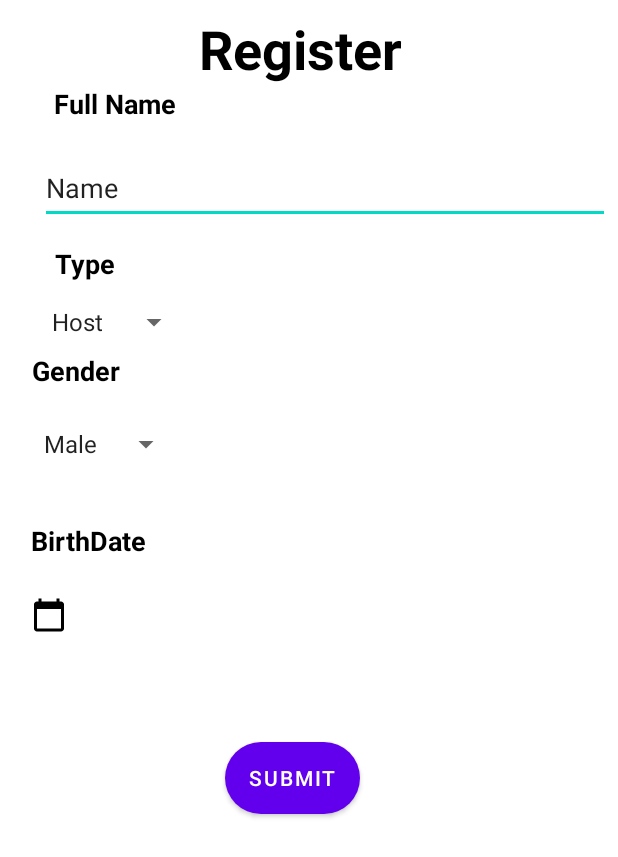
After one commit to noaAssayag/finalProject, an Android app: the layout activity_reg_google_facebook.xml on its own in the app's theme, with its tools: preview values and no code run, on a phone screen of 412 x 824 dp. The commit adds this screen. Shown: the top 857 px of the screen. Run offline under Robolectric (Android 15) with nearby library versions, the phone set to English and light mode, and no system bars.

Commit message:
changing google logIn logic still not working but close + small changes

```diff
--- a/solMatchFinalProject/app/src/main/java/com/example/solmatchfinalproject/LoginActivity.java
+++ b/solMatchFinalProject/app/src/main/java/com/example/solmatchfinalproject/LoginActivity.java
@@ -159,10 +159,10 @@ public class LoginActivity extends AppCompatActivity {
     }
 
     private boolean checkCredentials() {
-        String username = inputUserEmail.getText().toString();
+        String email = inputUserEmail.getText().toString();
         String password = inputpassword.getText().toString();
 
-        if (username.isEmpty() || !username.contains("@")) {
+        if (email.isEmpty() || !email.contains("@")) {
             showError(inputUserEmail, "Email in not valid!");
             return false;
         } else if (password.isEmpty() || password.length() < 7) {
--- a/solMatchFinalProject/app/src/main/java/com/example/solmatchfinalproject/RegisterActivity.java
+++ b/solMatchFinalProject/app/src/main/java/com/example/solmatchfinalproject/RegisterActivity.java
@@ -104,7 +104,7 @@ public class RegisterActivity extends AppCompatActivity {
     }
 
     private boolean checkCredentials() {
-        if(userName.isEmpty() || userName.length()<7)
+        if(userName.isEmpty() || userName.length()<7 || userName.contains(" "))
         {
             showError(inputUserName,"Your username is not valid!");
             return false;
--- /dev/null
+++ b/solMatchFinalProject/app/src/main/res/layout/activity_reg_google_facebook.xml
@@ -0,0 +1,167 @@
+<?xml version="1.0" encoding="utf-8"?>
+<androidx.constraintlayout.widget.ConstraintLayout xmlns:android="http://schemas.android.com/apk/res/android"
+    xmlns:app="http://schemas.android.com/apk/res-auto"
+    xmlns:tools="http://schemas.android.com/tools"
+    android:layout_width="match_parent"
+    android:layout_height="match_parent"
+    tools:context=".registerAfterGoogFaceActivity">
+
+    <Button
+        android:id="@+id/btnSubmitGF"
+        android:layout_width="wrap_content"
+        android:layout_height="wrap_content"
+        android:layout_marginTop="72dp"
+        android:background="@drawable/btn"
+        android:text="Submit"
+        app:layout_constraintEnd_toEndOf="@+id/dateCalFG"
+        app:layout_constraintHorizontal_bias="0.479"
+        app:layout_constraintStart_toStartOf="@+id/dateCalFG"
+        app:layout_constraintTop_toBottomOf="@+id/dateCalFG" />
+
+    <TextView
+        android:id="@+id/logo"
+        android:layout_width="wrap_content"
+        android:layout_height="wrap_content"
+        android:layout_marginTop="8dp"
+        android:text="Register"
+        android:textColor="@color/black"
+        android:textSize="36sp"
+        android:textStyle="bold"
+        app:layout_constraintEnd_toEndOf="parent"
+        app:layout_constraintHorizontal_bias="0.48"
+        app:layout_constraintStart_toStartOf="parent"
+        app:layout_constraintTop_toTopOf="parent" />
+
+    <LinearLayout
+    android:layout_width="match_parent"
+    android:layout_height="wrap_content"
+    android:orientation="vertical"
+    android:layout_marginLeft="20dp"
+    android:layout_marginRight="20dp"
+    android:layout_marginTop="20dp"
+    tools:ignore="MissingConstraints">
+
+</LinearLayout>
+<LinearLayout
+    android:layout_width="match_parent"
+    android:layout_height="wrap_content"
+    android:orientation="vertical"
+    android:layout_marginLeft="20dp"
+    android:layout_marginRight="20dp"
+    android:layout_marginTop="20dp"
+    tools:ignore="MissingConstraints">
+
+</LinearLayout>
+
+    <TextView
+        android:id="@+id/genderTV"
+        android:layout_width="360dp"
+        android:layout_height="25dp"
+        android:layout_marginTop="8dp"
+        android:text="Gender"
+        android:textColor="@color/black"
+        android:textSize="18dp"
+        android:textStyle="bold"
+        app:layout_constraintEnd_toEndOf="@+id/typeSpinner"
+        app:layout_constraintHorizontal_bias="0.023"
+        app:layout_constraintStart_toStartOf="@+id/typeSpinner"
+        app:layout_constraintTop_toBottomOf="@+id/typeSpinner"
+        tools:ignore="MissingConstraints" />
+
+    <TextView
+        android:id="@+id/dateCalFG"
+        android:layout_width="360dp"
+        android:layout_height="25dp"
+        android:layout_marginTop="24dp"
+        android:drawableLeft="@drawable/ic_baseline_calendar_today_24"
+        app:layout_constraintStart_toStartOf="@+id/textView7"
+        app:layout_constraintTop_toBottomOf="@+id/textView7"
+        tools:ignore="MissingConstraints" />
+
+    <TextView
+        android:id="@+id/textView7"
+        android:layout_width="360dp"
+        android:layout_height="25dp"
+        android:layout_marginTop="28dp"
+        android:text="BirthDate"
+        android:textColor="@color/black"
+        android:textSize="18dp"
+        android:textStyle="bold"
+        app:layout_constraintEnd_toEndOf="@+id/genderSpinner"
+        app:layout_constraintHorizontal_bias="0.003"
+        app:layout_constraintStart_toStartOf="@+id/genderSpinner"
+        app:layout_constraintTop_toBottomOf="@+id/genderSpinner"
+        tools:ignore="MissingConstraints" />
+
+    <TextView
+        android:id="@+id/typeTV"
+        android:layout_width="360dp"
+        android:layout_height="27dp"
+        android:layout_marginStart="32dp"
+        android:layout_marginTop="14dp"
+        android:layout_marginEnd="32dp"
+        android:paddingLeft="10dp"
+        android:text="Type"
+        android:textColor="@color/black"
+        android:textSize="18dp"
+        android:textStyle="bold"
+        app:layout_constraintEnd_toEndOf="parent"
+        app:layout_constraintHorizontal_bias="0.461"
+        app:layout_constraintStart_toStartOf="parent"
+        app:layout_constraintTop_toBottomOf="@+id/FullName"
+        tools:ignore="MissingConstraints" />
+
+    <TextView
+        android:id="@+id/nameTV"
+        android:layout_width="360dp"
+        android:layout_height="27dp"
+        android:paddingLeft="10dp"
+        android:text="Full Name"
+        android:textColor="@color/black"
+        android:textSize="18dp"
+        android:textStyle="bold"
+        app:layout_constraintEnd_toEndOf="parent"
+        app:layout_constraintStart_toStartOf="parent"
+        app:layout_constraintTop_toBottomOf="@+id/logo"
+        tools:ignore="MissingConstraints" />
+
+    <Spinner
+        android:id="@+id/typeSpinner"
+        android:layout_width="100dp"
+        android:layout_height="0dp"
+        android:layout_marginTop="12dp"
+        android:entries="@array/typeReg"
+        app:layout_constraintEnd_toEndOf="@+id/typeTV"
+        app:layout_constraintHorizontal_bias="0.0"
+        app:layout_constraintStart_toStartOf="@+id/typeTV"
+        app:layout_constraintTop_toBottomOf="@+id/typeTV"
+        tools:ignore="MissingConstraints,TouchTargetSizeCheck" />
+
+    <Spinner
+        android:id="@+id/genderSpinner"
+        android:layout_width="100dp"
+        android:layout_height="48dp"
+        android:layout_marginTop="12dp"
+        android:entries="@array/genderReg"
+        app:layout_constraintEnd_toEndOf="@+id/genderTV"
+        app:layout_constraintHorizontal_bias="0.0"
+        app:layout_constraintStart_toStartOf="@+id/genderTV"
+        app:layout_constraintTop_toBottomOf="@+id/genderTV"
+        tools:ignore="MissingConstraints" />
+
+    <EditText
+        android:id="@+id/FullName"
+        android:layout_width="380dp"
+        android:layout_height="48dp"
+        android:layout_marginStart="26dp"
+        android:layout_marginTop="17dp"
+        android:layout_marginEnd="5dp"
+        android:ems="10"
+        android:inputType="textPersonName"
+        android:text="Name"
+        app:layout_constraintEnd_toEndOf="parent"
+        app:layout_constraintStart_toStartOf="parent"
+        app:layout_constraintTop_toBottomOf="@+id/nameTV" />
+
+
+</androidx.constraintlayout.widget.ConstraintLayout>
```
Also changed, not shown: solMatchFinalProject/app/src/main/java/com/example/solmatchfinalproject/googleSignIn.java (+33 -1 lines), solMatchFinalProject/app/src/main/java/com/example/solmatchfinalproject/registerAfterGoogFaceActivity.java (added, +167 -0 lines), solMatchFinalProject/app/src/main/res/layout/activity_reg_sec.xml (+4 -4 lines).
